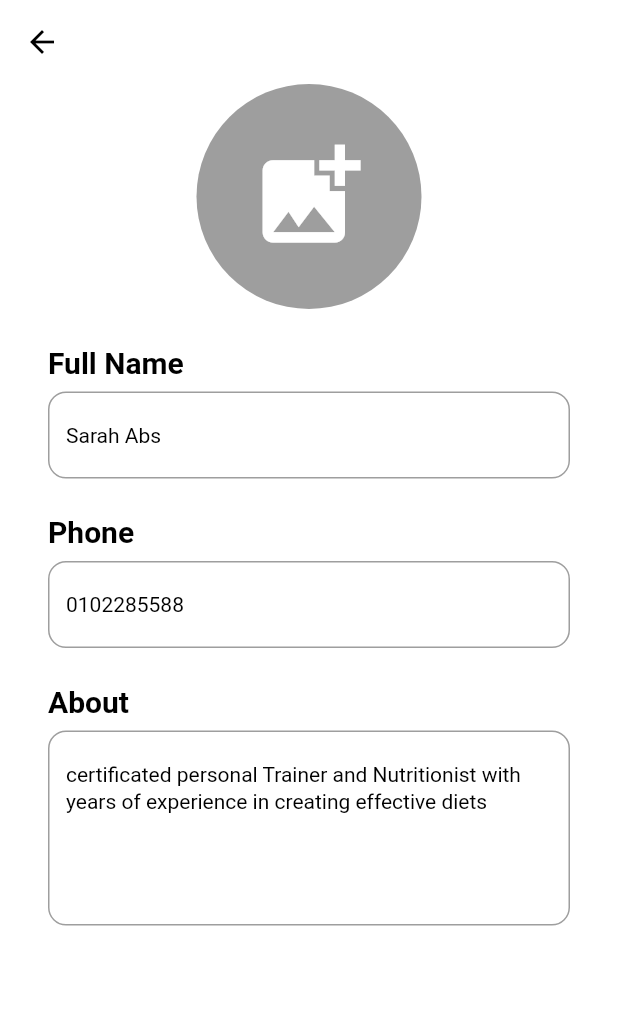
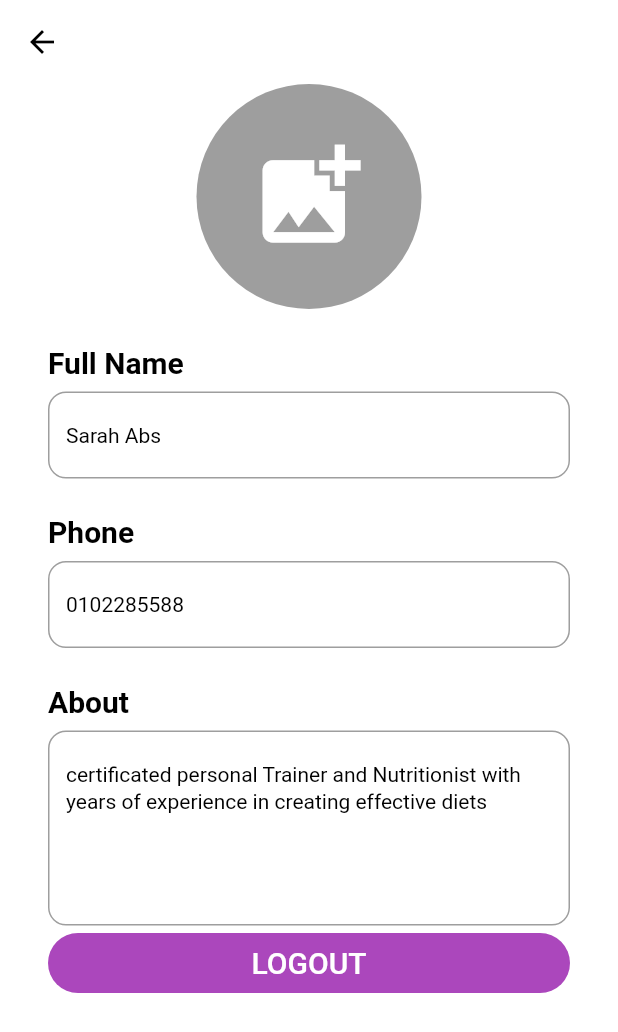
Before and after one commit to AhmedElhenidy/save_cost, a Flutter app: the EditingProfilePage screen opened directly, on a phone screen of 412 x 824 dp. Shown: the top 1032 px of the screen. Run offline on Flutter 3.47's test engine with Material 2 defaults, Android fonts, the phone set to English and light mode, and no system bars; our stand-ins replace carousel_slider, cloud_firestore, firebase_auth, firebase_core, firebase_storage, flutter_bloc and 6 more; missing offline and left inert: switcher; accounts and stored records are empty.

Commit message:
handel project 1

```diff
--- a/lib/presentation/ui/shop_app/favorites/favorites_screen.dart
+++ b/lib/presentation/ui/shop_app/favorites/favorites_screen.dart
@@ -107,7 +107,8 @@ class _FavoritesScreenState extends State<FavoritesScreen> {
 
                   ),
 
-                  if(1 !=0 && isOldPrice)
+                  //if(1 !=0 && isOldPrice)
+                  if(product.discount != "0")
                     Container(
                       color: Colors.red,
                       padding: EdgeInsets.symmetric(horizontal: 5.0),
@@ -155,7 +156,7 @@ class _FavoritesScreenState extends State<FavoritesScreen> {
                               'EGP ${product.price}',
                               style: TextStyle(
                                 fontSize: 10,
-                                color: Colors.black,
+                                //color: Colors.black,
                                 decoration: TextDecoration.lineThrough,
                               ),
 
--- a/lib/sharing_cost_screens/profile/editing_profile_page.dart
+++ b/lib/sharing_cost_screens/profile/editing_profile_page.dart
@@ -2,6 +2,7 @@ import 'dart:io';
 
 import 'package:flutter/material.dart';
 import 'package:image_picker/image_picker.dart';
+import 'package:save_cost/presentation/components/default_button.dart';
 import 'package:save_cost/presentation/components/profile/profile_widget.dart';
 import 'package:save_cost/sharing_cost_screens/profile/profile.dart';
 import '../../presentation/components/editing_profile/textfield_widget.dart';
@@ -80,7 +81,28 @@ class _EditingProfilePageState extends State<EditingProfilePage> {
              text: user.about,
              onChanged: (about){},
              ),
+            SizedBox(height: 5,),
+         defaultButton
+           (
+           background: Colors.purple[400],
+           function: ()
+           {
+             Navigator.push(
+               context,
+               MaterialPageRoute(
+                 builder:(context)=>Profile() ,
+               ),
+
+             );
+           },
+           text: "Logout",
+           radius: 20,
+           width: 120,
+         ),
        ],
+
+
+
      ),
    );
   }
```
Also changed, not shown: lib/presentation/ui/shop_app/products/products_screen.dart (+44 -7 lines), lib/presentation/ui/shop_app/search/search_screen.dart (+12 -1 lines), lib/presentation/ui/shop_app/settings/settings_screen.dart (+1 -6 lines).
